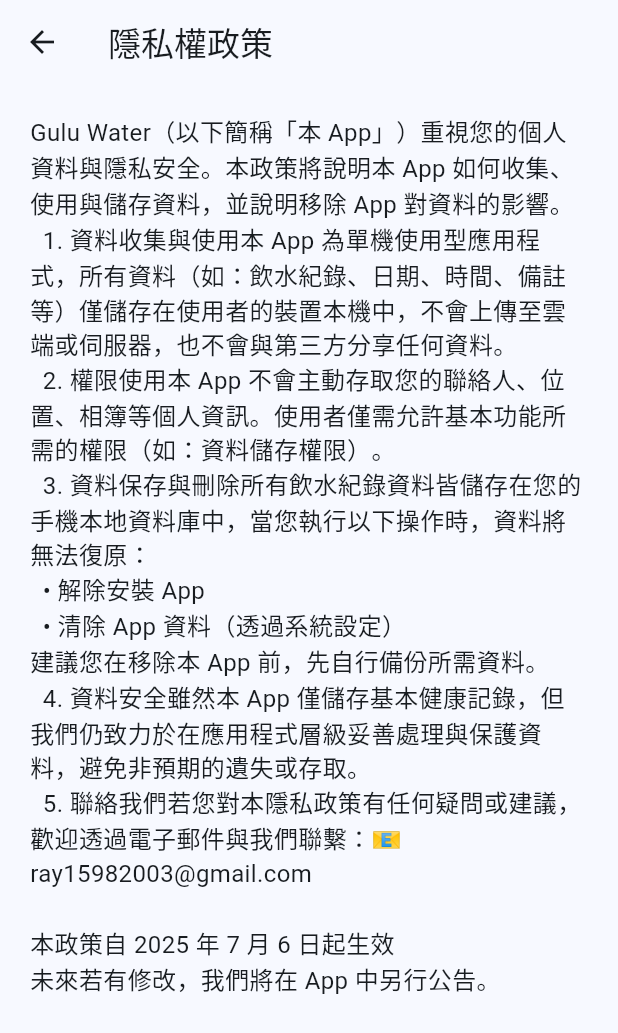
After one commit to b15982003/GuluWater, a Flutter app: the PrivacyPage screen opened by its route, on a phone screen of 412 x 824 dp. The commit adds this screen. Shown: the top 1033 px of the screen. Run offline on Flutter 3.47's test engine with Material 3 defaults, Android fonts, the phone set to English and light mode, and no system bars; our stand-ins replace fl_chart, flutter_riverpod, get_it, percent_indicator, shared_preferences, sqflite; accounts and stored records are empty.

Commit message:
[feat] 新增隱私權政策

```diff
--- a/lib/core/routes/routes.dart
+++ b/lib/core/routes/routes.dart
@@ -1,4 +1,5 @@
 class GuRoutes{
   GuRoutes._();
   static const String ADD_RECORD_PAGE = 'add_record_page';
+  static const String PRIVACY_PAGE = 'privacy_page';
 }
--- /dev/null
+++ b/lib/feature/privacy/privacy_page.dart
@@ -0,0 +1,34 @@
+import 'package:flutter/material.dart';
+
+import '../../core/theme/gu_direct.dart';
+
+class PrivacyPage extends StatelessWidget {
+  const PrivacyPage({super.key});
+
+  @override
+  Widget build(BuildContext context) {
+    var appBar = AppBar(title: const Text('隱私權政策'));
+
+    return Scaffold(
+      appBar: appBar,
+      body: SingleChildScrollView(
+        child: Container(
+          padding: EdgeInsets.symmetric(
+            vertical: GuDirect.space20,
+            horizontal: GuDirect.space20,
+          ),
+          child: Text(
+            'Gulu Water（以下簡稱「本 App」）重視您的個人資料與隱私安全。本政策將說明本 App 如何收集、使用與儲存資料，並說明移除 App 對資料的影響。\n'
+            '  1. 資料收集與使用本 App 為單機使用型應用程式，所有資料（如：飲水紀錄、日期、時間、備註等）僅儲存在使用者的裝置本機中，不會上傳至雲端或伺服器，也不會與第三方分享任何資料。\n'
+            '  2. 權限使用本 App 不會主動存取您的聯絡人、位置、相簿等個人資訊。使用者僅需允許基本功能所需的權限（如：資料儲存權限）。\n'
+            '  3. 資料保存與刪除所有飲水紀錄資料皆儲存在您的手機本地資料庫中，當您執行以下操作時，資料將無法復原：\n  •	解除安裝 App\n  • 清除 App 資料（透過系統設定）\n建議您在移除本 App 前，先自行備份所需資料。\n'
+            '  4. 資料安全雖然本 App 僅儲存基本健康記錄，但我們仍致力於在應用程式層級妥善處理與保護資料，避免非預期的遺失或存取。\n'
+            '  5. 聯絡我們若您對本隱私政策有任何疑問或建議，歡迎透過電子郵件與我們聯繫：📧 ray15982003@gmail.com\n\n'
+            '本政策自 2025 年 7 月 6 日起生效 \n未來若有修改，我們將在 App 中另行公告。',
+            style: TextStyle(fontSize: GuDirect.fontSize16),
+          ),
+        ),
+      ),
+    );
+  }
+}
--- a/lib/feature/setting/widget/setting_item_content.dart
+++ b/lib/feature/setting/widget/setting_item_content.dart
@@ -10,7 +10,9 @@
   String content = '',
   bool showUnderLine = true,
 }) {
-  return Padding(
+  return GestureDetector(
+    onTap: press,
+    child: Container(
       padding: const EdgeInsets.only(
         left: GuDirect.space8,
         top: GuDirect.space12,
@@ -37,5 +39,6 @@
           if (showUnderLine) Divider(color: GuDirect.borderDarkGray),
         ],
       ),
+    ),
   );
 }
--- a/lib/main.dart
+++ b/lib/main.dart
@@ -6,6 +6,7 @@
 import 'di/setup_db_helper.dart';
 import 'feature/main_app.dart';
 import 'feature/add_record/add_record_page.dart';
+import 'feature/privacy/privacy_page.dart';
 
 Future<void> main() async {
   await setupDbHelper();
@@ -28,6 +29,7 @@
         routes: {
           '/':(context) => MainApp(title: 'Gulu Water'),
           '/${GuRoutes.ADD_RECORD_PAGE}':(context) => AddRecordPage(),
+          '/${GuRoutes.PRIVACY_PAGE}':(context) => PrivacyPage(),
         },
       ),
     );
```
Also changed, not shown: lib/feature/setting/setting_page.dart (+10 -1 lines). Lines whose indentation alone changed are shown as unchanged.
